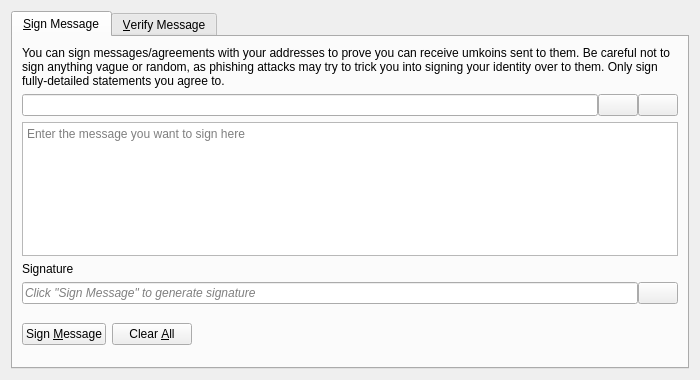
The window that src/qt/forms/signverifymessagedialog.ui (umkoin/umkoin) describes before a commit, drawn with Qt 5.
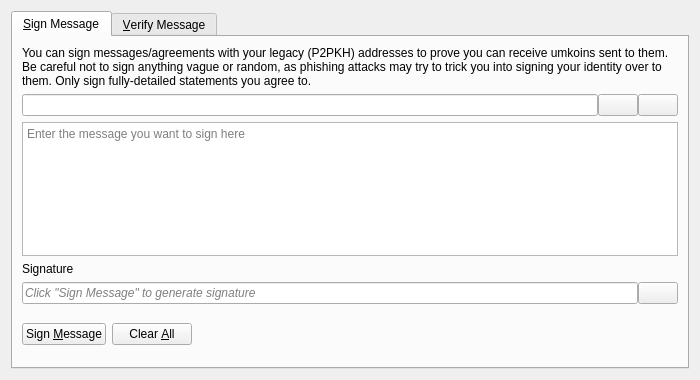
The same window after the commit. Icons and pictures are not drawn. Custom widgets are drawn as their Qt base class.

Commit message:
Sync to mainstream commit 4e56df8f915bf6e769920ef12e7c52848786a56d (Tue, 7 May 2024 21:31:14 +0100)
Merge umkoin-core/gui#819: Fix misleading signmessage error with segwit

Diff of the .ui file:
```diff
--- a/src/qt/forms/signverifymessagedialog.ui
+++ b/src/qt/forms/signverifymessagedialog.ui
@@ -30,7 +30,7 @@
        <item>
         <widget class="QLabel" name="infoLabel_SM">
          <property name="text">
-          <string>You can sign messages/agreements with your addresses to prove you can receive umkoins sent to them. Be careful not to sign anything vague or random, as phishing attacks may try to trick you into signing your identity over to them. Only sign fully-detailed statements you agree to.</string>
+          <string>You can sign messages/agreements with your legacy (P2PKH) addresses to prove you can receive umkoins sent to them. Be careful not to sign anything vague or random, as phishing attacks may try to trick you into signing your identity over to them. Only sign fully-detailed statements you agree to.</string>
          </property>
          <property name="textFormat">
           <enum>Qt::PlainText</enum>
```
The commit also changes 1 other file.
